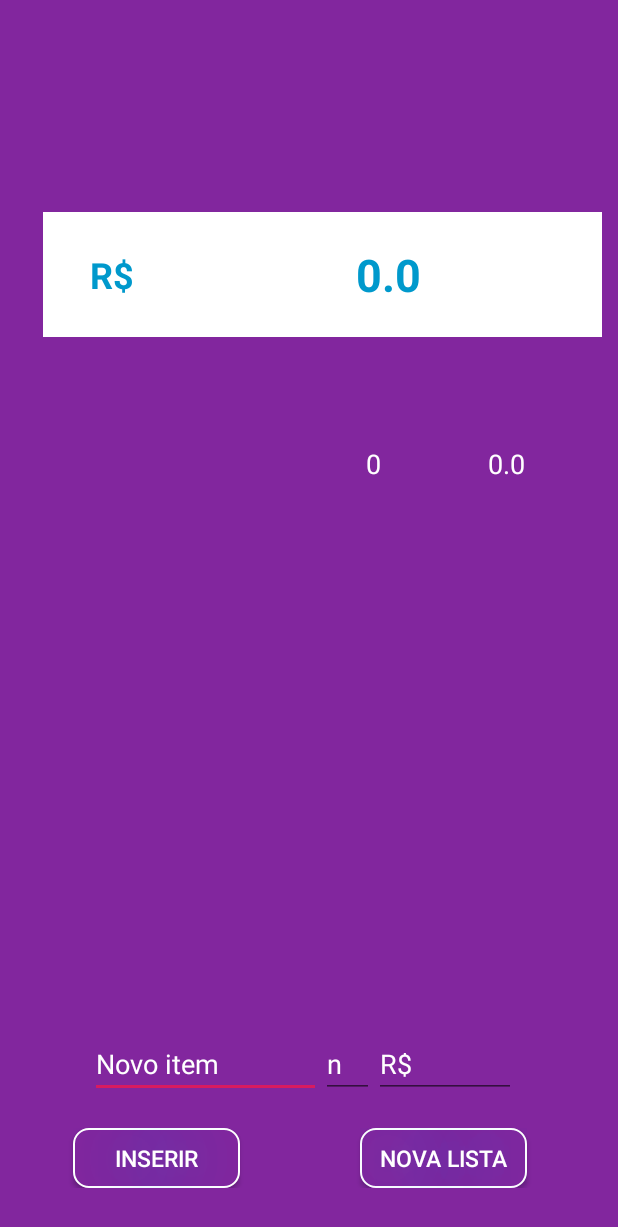
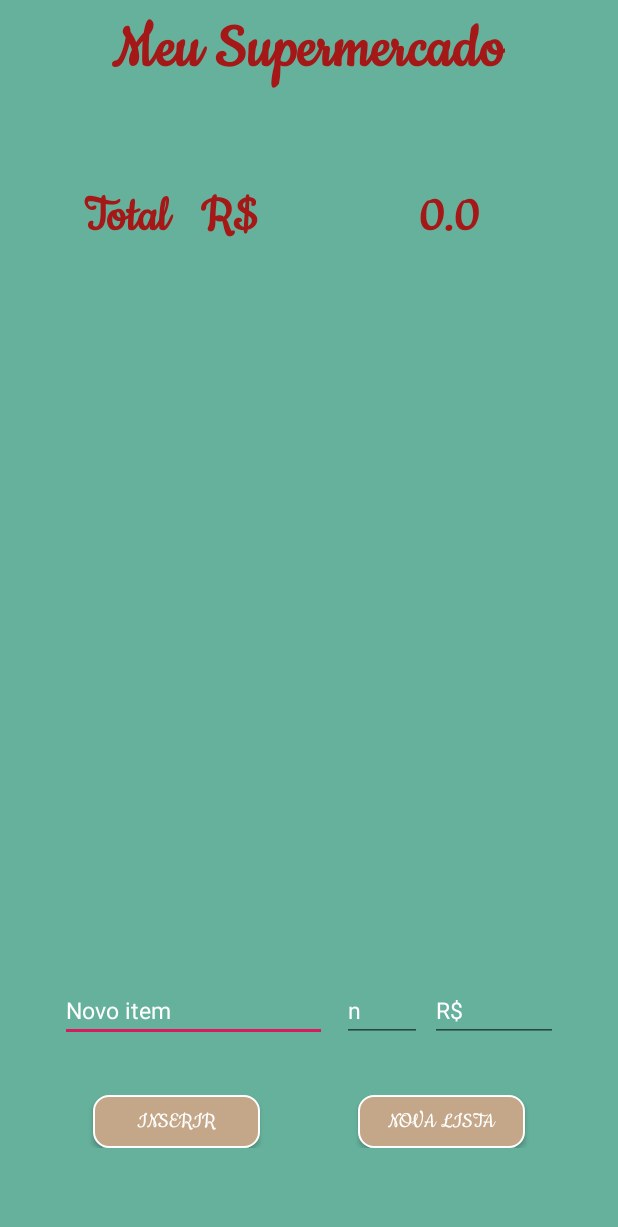
Before and after one commit to andreassef/meusupermercado, an Android app: the screen it shows after launch (MainActivity), after a tap on "INSERIR", on a phone screen of 412 x 824 dp. Shown: the top 1227 px of the screen. Run offline under Robolectric (Android 15) with nearby library versions, the phone set to English and light mode, and no system bars.

Commit message:
Novo layout e ajuste nos campos de entrada de dados

```diff
--- a/app/src/main/java/com/example/meusupermercado/activities/MainActivity.java
+++ b/app/src/main/java/com/example/meusupermercado/activities/MainActivity.java
@@ -39,8 +39,8 @@ public class MainActivity extends AppCompatActivity {
 
     //itens
     private String item;
-    private int quantidade;
-    private double valor;
+    private String quantidade;
+    private String valor;
 
     @Override
     protected void onCreate(Bundle savedInstanceState) {
@@ -56,32 +56,6 @@ public class MainActivity extends AppCompatActivity {
         recyclerView = findViewById(R.id.recyclerViewItens);
         textTotal = findViewById(R.id.textTotal);
 
-        botaoInserir.setOnClickListener(new View.OnClickListener() {
-            @Override
-            public void onClick(View v) {
-                //conteudo
-                item = editItem.getText().toString();
-                quantidade = Integer.parseInt(editQuantidade.getText().toString());
-                valor = Double.parseDouble(editValor.getText().toString());
-
-                //validando campos
-                if (!(item.isEmpty() && String.valueOf(quantidade).isEmpty() && String.valueOf(valor).isEmpty())) {
-                    comprasDAO = new ComprasDAO(getApplicationContext());
-                    compras = new Compras();
-                    compras.setItem(item);
-                    compras.setQuantidade(quantidade);
-                    compras.setValor(valor);
-
-                    if (comprasDAO.salvar(compras)) {
-                        Toast.makeText(getApplicationContext(), "Sucesso ao salvar item!", Toast.LENGTH_SHORT).show();
-                        onStart();
-                        editItem.setText("");
-                        editQuantidade.setText("");
-                        editValor.setText("");
-                    }
-                }
-            }
-        });
 
         botaoNovaLista.setOnClickListener(new View.OnClickListener() {
             @Override
@@ -174,4 +148,37 @@ public class MainActivity extends AppCompatActivity {
         carregarList();
         super.onStart();
     }
+
+    @Override
+    protected void onResume() {
+        botaoInserir.setOnClickListener(new View.OnClickListener() {
+            @Override
+            public void onClick(View v) {
+                //conteudo
+                item = editItem.getText().toString();
+                quantidade = editQuantidade.getText().toString();
+                valor = editValor.getText().toString();
+
+                //validando campos
+                if (!(item.isEmpty() || quantidade.isEmpty() || valor.isEmpty())) {
+                    comprasDAO = new ComprasDAO(getApplicationContext());
+                    compras = new Compras();
+                    compras.setItem(item);
+                    compras.setQuantidade(Integer.parseInt(quantidade));
+                    compras.setValor(Double.parseDouble(valor));
+
+                    if (comprasDAO.salvar(compras)) {
+                        Toast.makeText(getApplicationContext(), "Sucesso ao salvar item!", Toast.LENGTH_SHORT).show();
+                        onStart();
+                        editItem.setText("");
+                        editQuantidade.setText("");
+                        editValor.setText("");
+                    }
+                }else {
+                    Toast.makeText(getApplicationContext(), "Preencha os campos!", Toast.LENGTH_SHORT).show();
+                }
+            }
+        });
+        super.onResume();
+    }
 }
--- a/app/src/main/res/drawable/bt_inserir.xml
+++ b/app/src/main/res/drawable/bt_inserir.xml
@@ -4,7 +4,7 @@
         android:radius="10dp"
         />
     <solid
-        android:color="#82269E"
+        android:color="#c4a789"
         />
     <padding
         android:left="0dp"
--- a/app/src/main/res/drawable/bt_nova_lista.xml
+++ b/app/src/main/res/drawable/bt_nova_lista.xml
@@ -4,7 +4,7 @@
         android:radius="10dp"
         />
     <solid
-        android:color="#82269E"
+        android:color="#c4a789"
         />
     <padding
         android:left="0dp"
--- a/app/src/main/res/layout/activity_adicionar_nova_lista.xml
+++ b/app/src/main/res/layout/activity_adicionar_nova_lista.xml
@@ -8,97 +8,99 @@
     android:background="@color/corprincipal"
     tools:context=".activities.MainActivity">
 
-
     <LinearLayout
-        android:layout_width="377dp"
-        android:layout_height="122dp"
+        android:id="@+id/linearLayout"
+        android:layout_width="0dp"
+        android:layout_height="wrap_content"
+        android:layout_marginStart="20dp"
+        android:layout_marginLeft="20dp"
+        android:layout_marginEnd="20dp"
+        android:layout_marginRight="20dp"
+        android:layout_marginBottom="26dp"
         android:gravity="center"
         android:orientation="vertical"
-        app:layout_constraintBottom_toTopOf="@+id/guideline4"
-        app:layout_constraintEnd_toStartOf="@+id/guideline3"
-        app:layout_constraintHorizontal_bias="0.393"
-        app:layout_constraintStart_toStartOf="@+id/guideline"
-        app:layout_constraintTop_toTopOf="@+id/guideline5"
-        app:layout_constraintVertical_bias="0.796">
+        app:layout_constraintBottom_toBottomOf="parent"
+        app:layout_constraintEnd_toEndOf="parent"
+        app:layout_constraintStart_toStartOf="parent"
+        app:layout_constraintTop_toBottomOf="@+id/recyclerViewItens">
 
         <LinearLayout
             android:id="@+id/linearLayout3"
-            android:layout_width="324dp"
-            android:layout_height="wrap_content"
-            android:orientation="vertical"
+            android:layout_width="match_parent"
+            android:layout_height="90dp"
+            android:gravity="center"
+            android:orientation="horizontal"
             android:padding="20dp">
-
-            <LinearLayout
-                android:id="@+id/linearLayout2"
-                android:layout_width="match_parent"
-                android:layout_height="wrap_content"
-                android:orientation="horizontal">
 
             <EditText
                 android:id="@+id/editItem"
-                    android:layout_width="wrap_content"
-                    android:layout_height="40dp"
+                android:layout_width="150dp"
+                android:layout_height="@dimen/camposSize"
+                android:layout_marginRight="10dp"
                 android:layout_weight="1"
                 android:ems="10"
                 android:hint="Novo item"
-                    android:inputType="textPersonName"
+                android:inputType="text"
                 android:textColor="@android:color/background_light"
-                    android:textColorHint="@android:color/background_light" />
+                android:textColorHint="@android:color/background_light"
+                android:textSize="15sp" />
 
             <EditText
                 android:id="@+id/editQuantidade"
-                    android:layout_width="wrap_content"
-                    android:layout_height="40dp"
-                    android:layout_weight="3"
+                android:layout_width="25dp"
+                android:layout_height="@dimen/camposSize"
+                android:layout_weight="1"
                 android:ems="10"
                 android:hint="n"
                 android:inputType="number"
                 android:textColor="@android:color/background_light"
-                    android:textColorHint="@android:color/background_light" />
+                android:textColorHint="@android:color/background_light"
+                android:textSize="15sp" />
 
             <EditText
                 android:id="@+id/editValor"
-                    android:layout_width="wrap_content"
-                    android:layout_height="40dp"
-                    android:layout_weight="2"
+                android:layout_width="57dp"
+                android:layout_height="@dimen/camposSize"
+                android:layout_marginLeft="5dp"
+                android:layout_weight="1"
                 android:ems="10"
                 android:hint="R$"
                 android:inputType="numberDecimal"
                 android:textColor="@android:color/background_light"
-                    android:textColorHint="@android:color/background_light" />
-
-            </LinearLayout>
+                android:textColorHint="@android:color/background_light"
+                android:textSize="15sp" />
 
         </LinearLayout>
 
         <LinearLayout
-            android:layout_width="337dp"
+            android:layout_width="324dp"
             android:layout_height="wrap_content"
+            android:layout_marginTop="10dp"
             android:orientation="horizontal">
 
             <Button
                 android:id="@+id/btInserir"
                 android:layout_width="111dp"
-                android:layout_height="40dp"
-                android:layout_marginLeft="15dp"
+                android:layout_height="35dp"
+                android:layout_marginLeft="18dp"
 
                 android:background="@drawable/bt_inserir"
-                android:shadowColor="#2f84d8"
+                android:fontFamily="@font/fontcursiva"
                 android:shadowDx="0"
                 android:shadowDy="0"
                 android:shadowRadius="50"
-                android:text="Inserir"
+                android:text="@string/inserir"
                 android:textColor="#FFFFFF"
                 android:textSize="15sp" />
 
             <Button
                 android:id="@+id/bt_nova_lista"
                 android:layout_width="111dp"
-                android:layout_height="40dp"
-                android:layout_marginLeft="80dp"
+                android:layout_height="35dp"
+                android:layout_marginLeft="65dp"
 
                 android:background="@drawable/bt_inserir"
-                android:shadowColor="#2f84d8"
+                android:fontFamily="@font/fontcursiva"
                 android:shadowDx="0"
                 android:shadowDy="0"
                 android:shadowRadius="50"
@@ -112,90 +114,68 @@
     <androidx.recyclerview.widget.RecyclerView
         android:id="@+id/recyclerViewItens"
         style="@style/AppTheme.NoActionBar"
-        android:layout_width="412dp"
-        android:layout_height="341dp"
+        android:layout_width="375dp"
+        android:layout_height="338dp"
+        android:layout_marginBottom="169dp"
         android:background="@color/corprincipal"
-        app:layout_constraintBottom_toTopOf="@+id/guideline5"
-        app:layout_constraintEnd_toStartOf="@+id/guideline3"
-        app:layout_constraintHorizontal_bias="0.571"
-        app:layout_constraintStart_toStartOf="@+id/guideline"
-        app:layout_constraintTop_toTopOf="@+id/guideline6"
-        app:layout_constraintVertical_bias="1.0" />
+        app:layout_constraintBottom_toBottomOf="parent"
+        app:layout_constraintEnd_toStartOf="@+id/textTotal"
+        app:layout_constraintStart_toStartOf="@+id/textTotal"
+        app:layout_constraintTop_toBottomOf="@+id/textView5" />
 
     <TextView
         android:id="@+id/textTotal"
-        android:layout_width="285dp"
-        android:layout_height="83dp"
-        android:background="@android:color/white"
+        android:layout_width="0dp"
+        android:layout_height="55dp"
+        android:layout_marginTop="60dp"
+        android:layout_marginEnd="20dp"
+        android:layout_marginRight="20dp"
+        android:layout_marginBottom="30dp"
+        android:background="@color/corprincipal"
+        android:fontFamily="@font/fontcursiva"
         android:gravity="center"
         android:text="300.00"
-        android:textColor="@android:color/holo_blue_dark"
-        android:textSize="30sp"
+        android:textColor="@color/VermelhoApp"
+        android:textSize="36sp"
         android:textStyle="bold"
         app:layout_constraintBottom_toTopOf="@+id/recyclerViewItens"
-        app:layout_constraintEnd_toStartOf="@+id/guideline3"
-        app:layout_constraintHorizontal_bias="0.32"
+        app:layout_constraintEnd_toEndOf="parent"
         app:layout_constraintStart_toEndOf="@+id/textView5"
-        app:layout_constraintTop_toTopOf="parent"
-        app:layout_constraintVertical_bias="0.731" />
+        app:layout_constraintTop_toTopOf="parent" />
 
     <TextView
         android:id="@+id/textView5"
-        android:layout_width="92dp"
-        android:layout_height="83dp"
-        android:layout_marginStart="16dp"
-        android:layout_marginLeft="16dp"
-        android:background="@android:color/background_light"
+        android:layout_width="0dp"
+        android:layout_height="55dp"
+        android:layout_marginStart="21dp"
+        android:layout_marginLeft="21dp"
+        android:layout_marginTop="60dp"
+        android:layout_marginBottom="30dp"
+        android:background="@color/corprincipal"
+        android:fontFamily="@font/fontcursiva"
         android:gravity="center"
-        android:text="R$"
-        android:textColor="@android:color/holo_blue_dark"
-        android:textSize="24sp"
+        android:text="Total   R$"
+        android:textColor="@color/VermelhoApp"
+        android:textSize="36sp"
         android:textStyle="bold"
         app:layout_constraintBottom_toTopOf="@+id/recyclerViewItens"
-        app:layout_constraintStart_toStartOf="@+id/guideline"
-        app:layout_constraintTop_toTopOf="parent"
-        app:layout_constraintVertical_bias="0.731" />
+        app:layout_constraintEnd_toStartOf="@+id/textTotal"
+        app:layout_constraintStart_toStartOf="parent"
+        app:layout_constraintTop_toTopOf="parent" />
 
-    <androidx.constraintlayout.widget.Guideline
-        android:id="@+id/guideline"
+    <TextView
+        android:id="@+id/textView"
         android:layout_width="wrap_content"
-        android:layout_height="wrap_content"
-        android:orientation="vertical"
-        app:layout_constraintGuide_percent="0.03" />
-
-    <androidx.constraintlayout.widget.Guideline
-        android:id="@+id/guideline2"
-        android:layout_width="wrap_content"
-        android:layout_height="wrap_content"
-        android:orientation="vertical"
-        app:layout_constraintGuide_percent="0.5" />
-
-    <androidx.constraintlayout.widget.Guideline
-        android:id="@+id/guideline3"
-        android:layout_width="wrap_content"
-        android:layout_height="wrap_content"
-        android:orientation="vertical"
-        app:layout_constraintGuide_percent="0.95" />
-
-    <androidx.constraintlayout.widget.Guideline
-        android:id="@+id/guideline4"
-        android:layout_width="wrap_content"
-        android:layout_height="wrap_content"
-        android:orientation="horizontal"
-        app:layout_constraintGuide_percent="0.98" />
-
-    <androidx.constraintlayout.widget.Guideline
-        android:id="@+id/guideline5"
-        android:layout_width="wrap_content"
-        android:layout_height="wrap_content"
-        android:orientation="horizontal"
-        app:layout_constraintGuide_percent="0.75" />
-
-    <androidx.constraintlayout.widget.Guideline
-        android:id="@+id/guideline6"
-        android:layout_width="wrap_content"
-        android:layout_height="wrap_content"
-        android:orientation="horizontal"
-        app:layout_constraintGuide_percent="0.02" />
+        android:layout_height="0dp"
+        android:layout_marginTop="8dp"
+        android:fontFamily="@font/fontcursiva"
+        android:text="Meu Supermercado"
+        android:textColor="@color/VermelhoApp"
+        android:textSize="45dp"
+        android:textStyle="bold"
+        app:layout_constraintEnd_toEndOf="parent"
+        app:layout_constraintHorizontal_bias="0.496"
+        app:layout_constraintStart_toStartOf="parent"
+        app:layout_constraintTop_toTopOf="parent" />
 
 </androidx.constraintlayout.widget.ConstraintLayout>
--- a/app/src/main/res/layout/activity_edit_item.xml
+++ b/app/src/main/res/layout/activity_edit_item.xml
@@ -4,6 +4,7 @@
     xmlns:tools="http://schemas.android.com/tools"
     android:layout_width="match_parent"
     android:layout_height="match_parent"
+    android:background="@color/corprincipal"
     android:orientation="vertical"
     tools:context=".activities.ActivityEditItem">
 
--- a/app/src/main/res/layout/lista_compra_adapter.xml
+++ b/app/src/main/res/layout/lista_compra_adapter.xml
@@ -10,7 +10,6 @@
         android:layout_width="110dp"
         android:layout_height="25dp"
         android:layout_weight="3"
-        android:gravity="center"
         android:text="TextView"
         android:textColor="@android:color/background_light"
         android:textSize="18sp" />
--- a/app/src/main/res/values/colors.xml
+++ b/app/src/main/res/values/colors.xml
@@ -1,7 +1,8 @@
 <?xml version="1.0" encoding="utf-8"?>
 <resources>
     <color name="colorPrimary">#008577</color>
-    <color name="colorPrimaryDark">#00574B</color>
+    <color name="colorPrimaryDark">#66b19c</color>
     <color name="colorAccent">#D81B60</color>
-    <color name="corprincipal">#82269E</color>
+    <color name="corprincipal">#66B19C</color>
+    <color name="VermelhoApp">#A51818</color>
 </resources>
--- a/app/src/main/res/values/dimens.xml
+++ b/app/src/main/res/values/dimens.xml
@@ -1,3 +1,4 @@
 <resources>
     <dimen name="fab_margin">16dp</dimen>
+    <dimen name="camposSize">40dp</dimen>
 </resources>
--- a/app/src/main/res/values/strings.xml
+++ b/app/src/main/res/values/strings.xml
@@ -5,4 +5,5 @@
 
     <!-- TODO: Remove or change this placeholder text -->
     <string name="hello_blank_fragment">Hello blank fragment</string>
+    <string name="inserir">Inserir</string>
 </resources>
```
Also changed, not shown: app/src/main/res/font/fontcursiva.ttf (added). Lines whose indentation alone changed are shown as unchanged.
